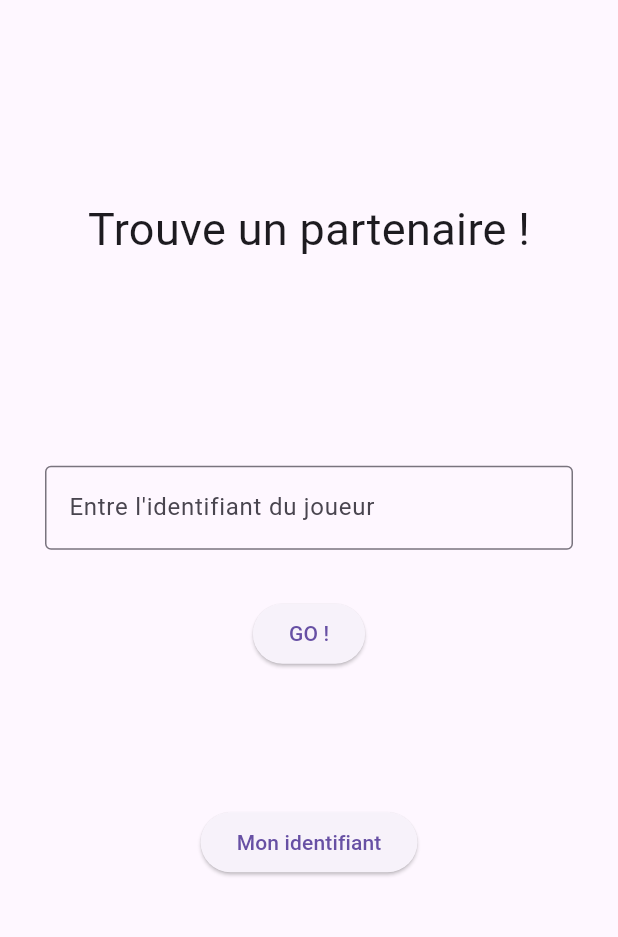
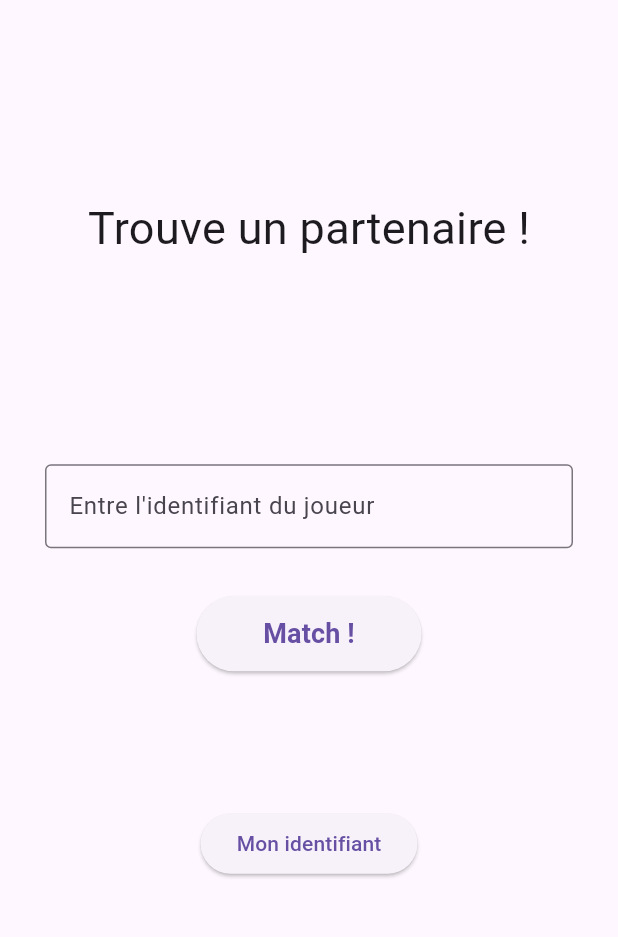
Before and after one commit to RayaneB75/multiplayer-wyr, a Flutter app: the FindMatchWindow screen opened directly, on a phone screen of 412 x 824 dp, the part 66-1003 px from its top. Run offline on Flutter 3.47's test engine with Material 2 defaults, Android fonts, the phone set to English and light mode, and no system bars.

Commit message:
UI improvements

```diff
--- a/front/lib/findMatch.dart
+++ b/front/lib/findMatch.dart
@@ -51,6 +51,9 @@ class FindMatchForm extends StatelessWidget {
         ),
         Padding(
           padding: const EdgeInsets.symmetric(horizontal: 8, vertical: 16),
+          child: SizedBox(
+            height: 50,
+            width: 150,
             child: ElevatedButton(
               onPressed: () {
                Navigator.push(
@@ -58,7 +61,11 @@ class FindMatchForm extends StatelessWidget {
                     MaterialPageRoute(builder: (context) => const WyrWindow()),
                   );
               },
-            child: const Text('GO !'),
+              child: const Text(
+                'Match !',
+                style: TextStyle(fontSize: 18, fontWeight: FontWeight.bold),
+              ),
+            ),
           ),
         ),
         Padding(
--- a/front/lib/main.dart
+++ b/front/lib/main.dart
@@ -5,7 +5,7 @@ import 'package:frontend/login.dart';
 
 void main() {
   runApp( MaterialApp(
-    title: 'Tu préfère by ResEl',
+    title: 'Tu préfère ? by ResEl',
     home: const Home(),
     theme: ThemeData.light(
         useMaterial3: true,
```
Lines whose indentation alone changed are shown as unchanged.
